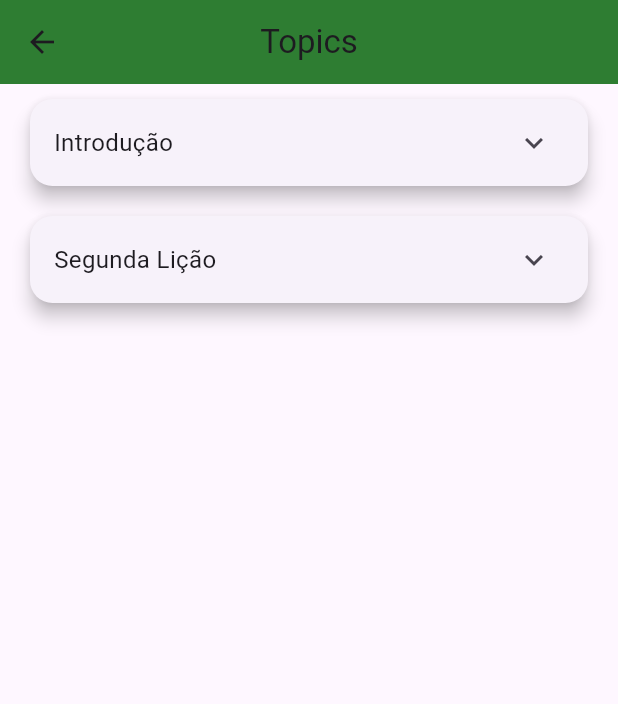
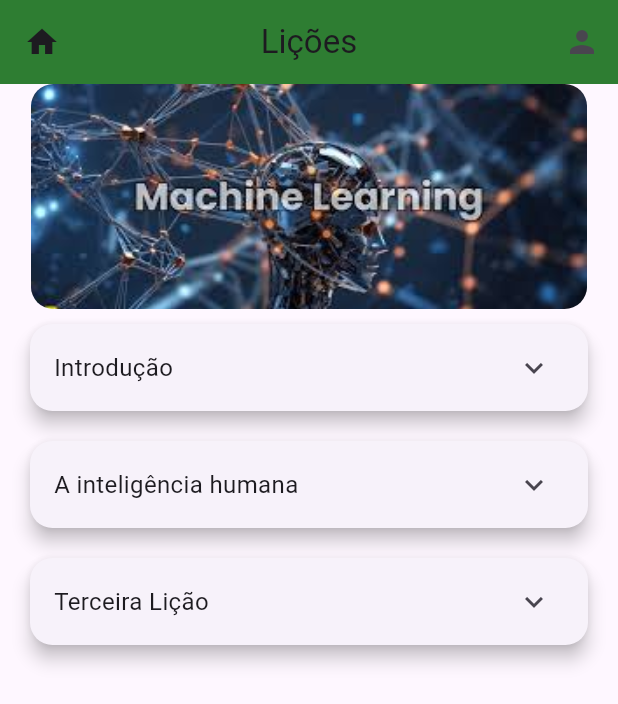
Before and after one commit to LucasMello22/fpa_intelia, a Flutter app: the LessonScreen screen opened by its route, on a phone screen of 412 x 824 dp. Shown: the top 704 px of the screen. Run offline on Flutter 3.47's test engine with Material 3 defaults, Android fonts, the phone set to English and light mode, and no system bars; drawn by our look-alikes of carousel_slider; our stand-ins replace font_awesome_flutter, youtube_player_flutter.

Commit message:
updating content

```diff
--- /dev/null
+++ b/devtools_options.yaml
@@ -0,0 +1 @@
+extensions:
--- a/lib/main.dart
+++ b/lib/main.dart
@@ -1,6 +1,6 @@
 import 'package:flutter/material.dart';
 import 'package:provider/provider.dart';
-import 'screens/login_screen.dart';
+import 'screens/initial_screen.dart';
 import 'screens/home_screen.dart';
 import 'screens/lesson_screen.dart';
 import 'screens/topic_screen.dart';
@@ -34,8 +34,8 @@ class IntelIAApp extends StatelessWidget {
         ),
         initialRoute: '/',
         routes: {
-          '/': (context) => LoginScreen(),
-          '/home': (context) => HomeScreen(),
+          '/': (context) => Initial(),
+          '/home': (context) => LessonScreen(),
           '/lesson': (context) => LessonScreen(),
           '/topic': (context) => TopicScreen(),
           '/user': (context) => UserScreen(),
--- a/lib/models/topic.dart
+++ b/lib/models/topic.dart
@@ -1,7 +1,8 @@
 class Topic {
   final String title;
   final String description;
-  final List<Lesson> lessons;  // Adicionando a lista de lições para cada tópico
+  final List<Lesson> lessons;
+
 
   Topic({required this.title, required this.description, required this.lessons});
 }
@@ -9,6 +10,7 @@ class Topic {
 class Lesson {
   final String title;
   final String content;
+  final String? youtubeUrl;
 
-  Lesson({required this.title, required this.content});
+  Lesson({required this.title, required this.content, this.youtubeUrl,});
 }
--- a/lib/provider/lesson_provider.dart
+++ b/lib/provider/lesson_provider.dart
@@ -1,5 +1,7 @@
 import 'package:flutter/material.dart';
 import '../models/lesson.dart';
+
+//Não sei mais pra que eu estou usando esse arquivo
 
 class LessonProvider extends ChangeNotifier {
   List<Lesson> _lessons = [
--- a/lib/provider/topic_provider.dart
+++ b/lib/provider/topic_provider.dart
@@ -8,17 +8,19 @@ class TopicProvider with ChangeNotifier {
       description: 'Descrição da Introdução',
       lessons: [
         Lesson(
-          title: 'Lição 1',
-          content: 'Conteúdo da Lição 1 da Introdução',
+          title: 'O que é IA?',
+          content: 'Inteligência Artificial (IA) é um campo da ciência da computação que se concentra no desenvolvimento de sistemas capazes de realizar tarefas que normalmente exigiriam inteligência humana. Isso inclui habilidades como aprendizado, raciocínio, percepção, reconhecimento de padrões, tomada de decisões e compreensão de linguagem natural. A IA pode ser dividida em duas categorias principais: IA estreita, que é projetada para realizar uma tarefa específica (como reconhecimento facial ou recomendação de filmes), e IA geral, que visa ter uma capacidade cognitiva humana mais ampla e adaptável. A IA está presente em diversas áreas, como assistentes virtuais, veículos autônomos, diagnósticos médicos, entre outras, transformando a forma como interagimos com a tecnologia e o mundo ao nosso redor.',
+          youtubeUrl: 'https://www.youtube.com/watch?v=J4RqCSD--Dg',
         ),
         Lesson(
-          title: 'Lição 2',
-          content: 'Conteúdo da Lição 2 da Introdução',
+          title: 'As maquinas aprendem?',
+          content: 'As máquinas podem aprender através de técnicas de Inteligência Artificial, como o aprendizado de máquina (machine learning). Este processo envolve algoritmos que permitem às máquinas melhorar seu desempenho em determinadas tarefas à medida que são expostas a mais dados. Em vez de serem explicitamente programadas para cada ação, as máquinas podem ajustar suas próprias respostas com base nos padrões identificados nos dados. Isso inclui reconhecer padrões, fazer previsões e tomar decisões, tornando possível a automação e a personalização em uma variedade de aplicações, desde recomendações de produtos até diagnósticos médicos e controle de processos industriais',
+          youtubeUrl: 'https://www.youtube.com/watch?v=QghjaS0WQQU',
         ),
       ],
     ),
     Topic(
-      title: 'Segunda Lição',
+      title: 'A inteligência humana',
       description: 'Descrição da Segunda Lição',
       lessons: [
         Lesson(
@@ -27,6 +29,17 @@ class TopicProvider with ChangeNotifier {
         ),
       ],
     ),
+    Topic(
+      title: 'Terceira Lição',
+      description: 'Descrição da Terceira Lição',
+      lessons: [
+        Lesson(
+          title: 'Lição 1',
+          content: 'Conteúdo da Lição 1 da Terceira Lição',
+        ),
+      ],
+    ),
+
     // Adicione mais tópicos conforme necessário
   ];
 
--- a/lib/screens/lesson_screen.dart
+++ b/lib/screens/lesson_screen.dart
@@ -1,21 +1,63 @@
 import 'package:flutter/material.dart';
 import 'package:provider/provider.dart';
-import '../models/topic.dart'; // Ajuste o caminho conforme necessário
-import '../provider/topic_provider.dart'; // Ajuste o caminho conforme necessário
-import 'lesson_detail_screen.dart'; // Ajuste o caminho conforme necessário
+import 'package:carousel_slider/carousel_slider.dart';
+import '../models/topic.dart';
+import '../provider/topic_provider.dart';
+import 'lesson_detail_screen.dart';
 
 class LessonScreen extends StatelessWidget {
+  final List<String> imgList = [
+    'assets/image1.png',
+    'assets/image2.jpg',
+    'assets/image3.jpg',
+    'assets/image4.jpg',
+  ];
+
   @override
   Widget build(BuildContext context) {
     List<Topic> topics = Provider.of<TopicProvider>(context).topics;
 
     return Scaffold(
       appBar: AppBar(
-        title: Text('Topics'),
+        title: Text('Lições'),
         centerTitle: true,
         backgroundColor: Colors.green.shade800,
+        leading: IconButton(
+          icon: Icon(Icons.home),
+          onPressed: () {
+            Navigator.pushReplacementNamed(context, '/');
+          },
         ),
-      body: ListView.builder(
+        actions: [
+          IconButton(
+            icon: Icon(Icons.person),
+            onPressed: () {
+              Navigator.pushNamed(context, '/user');
+            },
+          ),
+        ],
+      ),
+      body: Column(
+        children: [
+          CarouselSlider(
+            options: CarouselOptions(
+              height: 150.0,
+              autoPlay: true,
+              enlargeCenterPage: true,
+              aspectRatio: 16 / 9,
+              viewportFraction: 0.9,
+            ),
+            items: imgList.map((item) => Container(
+              child: Center(
+                child: ClipRRect(
+                  borderRadius: BorderRadius.circular(15.0),
+                  child: Image.asset(item, fit: BoxFit.cover, width: 1000),
+                ),
+              ),
+            )).toList(),
+          ),
+          Expanded(
+            child: ListView.builder(
               itemCount: topics.length,
               itemBuilder: (context, index) {
                 final topic = topics[index];
@@ -50,6 +92,9 @@ class LessonScreen extends StatelessWidget {
                 );
               },
             ),
+          ),
+        ],
+      ),
     );
   }
 }
```
Also changed, not shown: lib/screens/home_screen.dart (+5 -3 lines), lib/screens/initial_screen.dart (added, +86 -0 lines), lib/screens/lesson_detail_screen.dart (+65 -14 lines), lib/screens/login_screen.dart (deleted, +0 -80 lines), lib/screens/topic_detail_screen.dart (+17 -1 lines), lib/screens/topic_screen.dart (+15 -1 lines), pubspec.yaml (+8 -0 lines), assets/image1.png (added), assets/image2.jpg (added), assets/image3.jpg (added), assets/image4.jpg (added), pubspec.lock, 2 other files. Lines whose indentation alone changed are shown as unchanged.
